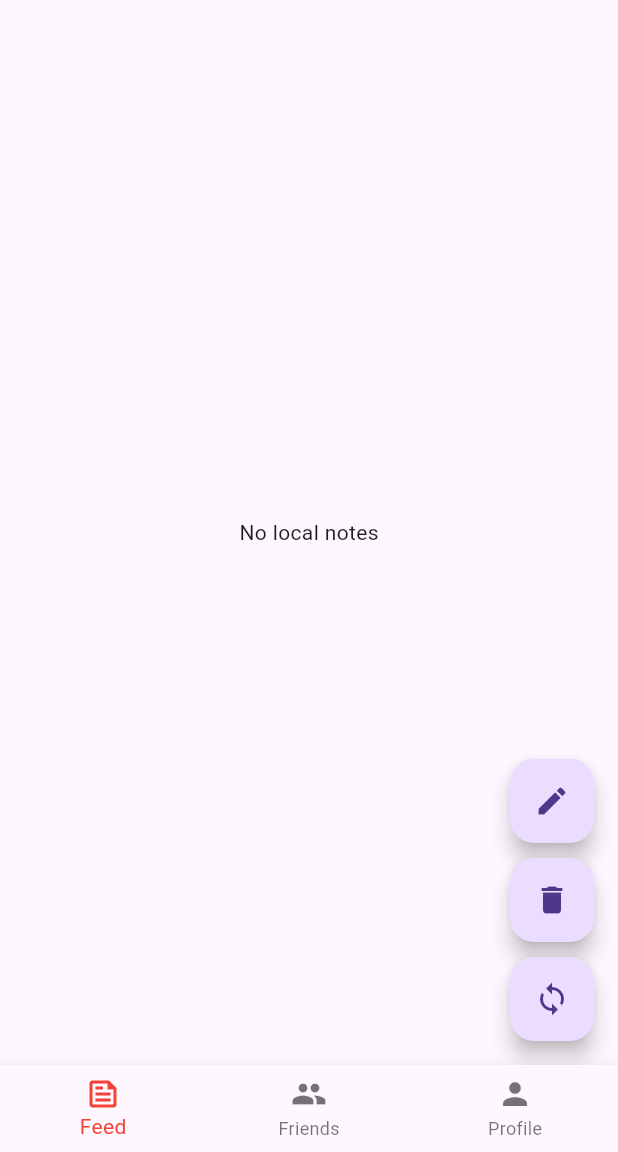
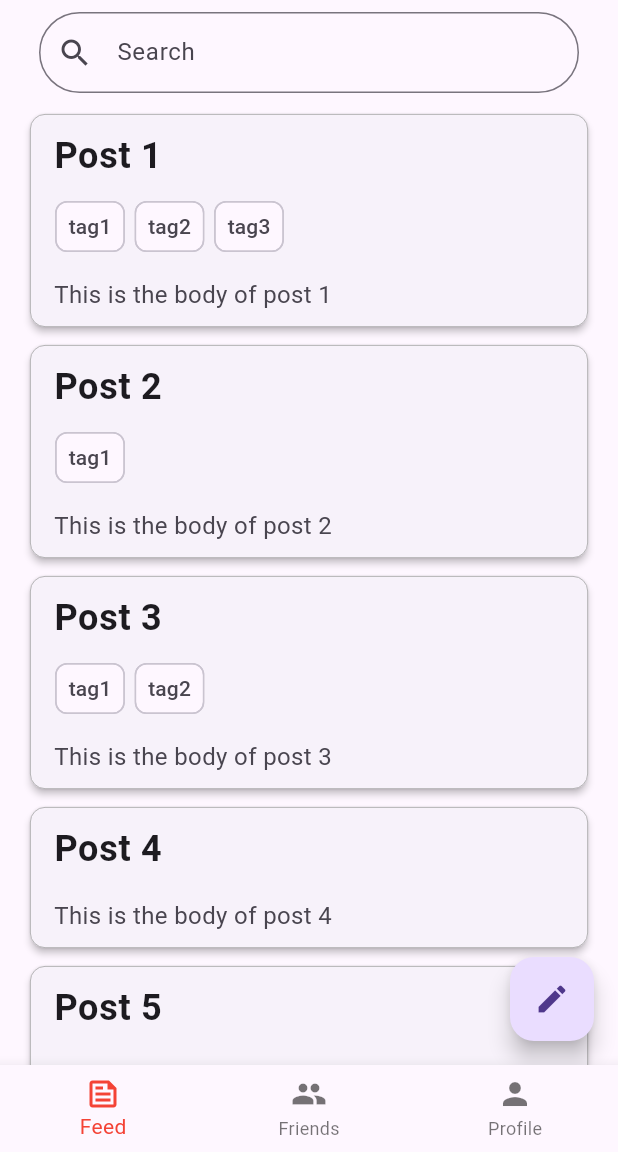
Before and after one commit to FilipsP/networking_app, a Flutter app: the screen it shows once a user with an empty profile is signed in, on a phone screen of 412 x 824 dp, the part 84-1236 px from its top. Run offline on Flutter 3.47's test engine with Material 2 defaults, Android fonts, the phone set to English and light mode, and no system bars; our stand-ins replace firebase_auth, firebase_core, firebase_database, shared_preferences; accounts and stored records are empty; generated files the repository leaves out were written again; network calls fail.

Commit message:
FeedPage added

```diff
--- /dev/null
+++ b/lib/components/search_bar.dart
@@ -0,0 +1,26 @@
+import 'package:flutter/material.dart';
+
+class SearchBar extends StatefulWidget {
+  const SearchBar({Key? key}) : super(key: key);
+
+  @override
+  State<SearchBar> createState() => _SearchBarState();
+}
+
+class _SearchBarState extends State<SearchBar> {
+  @override
+  Widget build(BuildContext context) {
+    return Container(
+      padding: const EdgeInsets.symmetric(horizontal: 10),
+      child: const TextField(
+        decoration: InputDecoration(
+            contentPadding: EdgeInsets.symmetric(vertical: 15),
+            hintText: 'Search',
+            prefixIcon: Icon(Icons.search),
+            border: OutlineInputBorder(
+              borderRadius: BorderRadius.all(Radius.circular(28)),
+            )),
+      ),
+    );
+  }
+}
--- a/lib/main.dart
+++ b/lib/main.dart
@@ -5,6 +5,8 @@ import 'package:networking_app/auth/components/auth_home.dart';
 import 'auth/auth.dart';
 import 'db/notes_demo_page.dart';
 import 'firebase_options.dart';
+import 'pages/feed.dart';
+import 'pages/friends.dart';
 
 Future<void> main() async {
   WidgetsFlutterBinding.ensureInitialized();
@@ -40,14 +42,9 @@ class _HomeState extends State<Home> {
 
   final List<Widget> _widgetOptions = <Widget>[
     //Done components go here
-    const NotesDemoPage(),
-    const Text(
-      'Index 1: Friends',
-      style: TextStyle(
-        fontSize: 24,
-        color: Colors.black,
-      ),
-    ),
+    //const NotesDemoPage(),
+    const Feed(),
+    const Friends(),
     const AuthHome(),
   ];
   void _onItemTapped(int index) {
--- /dev/null
+++ b/lib/pages/feed.dart
@@ -0,0 +1,135 @@
+import 'package:flutter/material.dart';
+import 'package:networking_app/components/search_bar.dart';
+
+class Feed extends StatefulWidget {
+  const Feed({Key? key}) : super(key: key);
+
+  @override
+  State<Feed> createState() => _FeedState();
+}
+
+class Post {
+  final String title;
+  final String body;
+  final List<String> tags;
+
+  Post({required this.title, required this.body, this.tags = const []});
+}
+
+class _FeedState extends State<Feed> {
+  List<Post> posts = [
+    Post(
+        title: 'Post 1',
+        body: 'This is the body of post 1',
+        tags: ['tag1', 'tag2', 'tag3']),
+    Post(title: 'Post 2', body: 'This is the body of post 2', tags: ['tag1']),
+    Post(
+        title: 'Post 3',
+        body: 'This is the body of post 3',
+        tags: ['tag1', 'tag2']),
+    Post(title: 'Post 4', body: 'This is the body of post 4'),
+    Post(
+        title: 'Post 5',
+        body:
+            'This is the body of post 5, with a long body text to test the overflow of the text widget and see if it works properly or not.'),
+    Post(title: 'Post 6', body: 'This is the body of post 6'),
+    Post(title: 'Post 7', body: 'This is the body of post 7'),
+    Post(
+        title: 'Post 8',
+        body:
+            'This is the body of post 8. It has a long body text to test the overflow of the text widget and see if it works properly or not. It has a long body text to test the overflow of the text widget and see if it works properly or not.',
+        tags: [
+          'longerTag1',
+          'longerTag2',
+          'longerTag3',
+          'longerTag4',
+          'longerTag5',
+        ]),
+    Post(title: 'Post 9', body: 'This is the body of post 9'),
+    Post(title: 'Post 10', body: 'This is the body of post 10'),
+  ];
+
+  // * UI Components(Widgets):
+
+  // * Floating Action Button to create a new post
+  Widget _createPostButton() {
+    return FloatingActionButton(
+      onPressed: () {},
+      child: const Icon(Icons.edit),
+    );
+  }
+
+  // * Tags of a post
+  Widget _buildTags(index) {
+    return Container(
+      margin: const EdgeInsets.only(top: 5, bottom: 10, left: 0),
+      child: Wrap(
+          spacing: 5,
+          runSpacing: 5,
+          children: posts[index].tags.map((tag) {
+            return Chip(
+              label: Text(tag),
+              padding: EdgeInsets.zero,
+            );
+          }).toList()),
+    );
+  }
+
+  // * Title of a post
+  Widget _postTitle(index) {
+    return Text(
+      posts[index].title,
+      style: const TextStyle(
+        fontSize: 24,
+        fontWeight: FontWeight.bold,
+      ),
+    );
+  }
+
+// * Subtitle of a post
+  Widget _postSubtitle(index) {
+    return Text(posts[index].body,
+        maxLines: 4,
+        style: const TextStyle(
+          fontSize: 16,
+        ));
+  }
+
+  @override
+  Widget build(BuildContext context) {
+    return Scaffold(
+      appBar: AppBar(
+        toolbarHeight: 70,
+        title: const SearchBar(),
+      ),
+      body: ListView.builder(
+        itemCount: posts.length,
+        itemBuilder: (context, index) {
+          return Padding(
+            padding: const EdgeInsets.symmetric(horizontal: 20),
+            child: Card(
+              elevation: 2,
+              shape: RoundedRectangleBorder(
+                side: const BorderSide(color: Colors.grey, width: 0.5),
+                borderRadius: BorderRadius.circular(10),
+              ),
+              margin: const EdgeInsets.symmetric(vertical: 6),
+              child: ListTile(
+                minVerticalPadding: 10,
+                title: _postTitle(index),
+                subtitle: Column(
+                  crossAxisAlignment: CrossAxisAlignment.start,
+                  children: [
+                    _buildTags(index),
+                    _postSubtitle(index),
+                  ],
+                ),
+              ),
+            ),
+          );
+        },
+      ),
+      floatingActionButton: _createPostButton(),
+    );
+  }
+}
```
